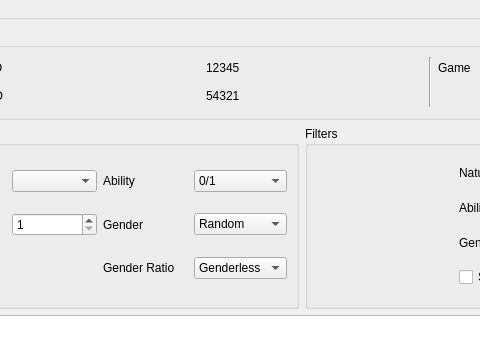
Above: Forms/MainWindow.ui from Admiral-Fish/RaidFinder before the change; both pictures show x 301 to 781 and y 0 to 341 of the 1200 by 600 pixel window. Below: the same form after it.
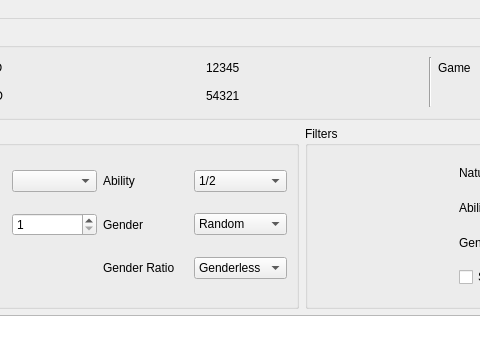
That is the form after the change. Custom widgets are drawn as their Qt base class.

```diff
--- a/Forms/MainWindow.ui
+++ b/Forms/MainWindow.ui
@@ -249,7 +249,7 @@
         <widget class="QComboBox" name="comboBoxAbilityType">
          <item>
           <property name="text">
-           <string notr="true">0/1</string>
+           <string notr="true">1/2</string>
           </property>
          </item>
          <item>
```
Left out of the diff: 2 changed lines with no effect on the pictures.
